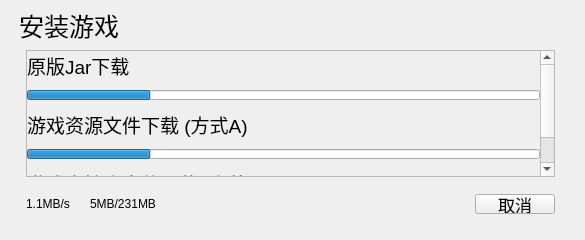
First picture: the form in UI/GameInstallWindow/GameInstallWindow.ui, repository SkyWorldStudio/Minecraft-Optimal-Starter_3, before the edit.
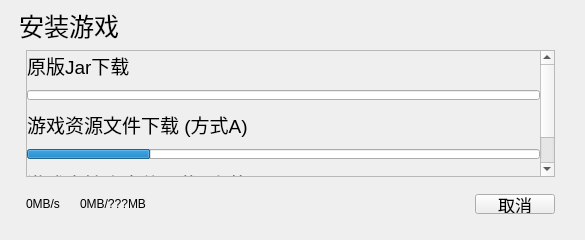
Second picture: the form after the edit. The open tabs and pages were chosen to show the change. Icons and pictures are not drawn. Custom widgets are drawn as their Qt base class.

```diff
--- a/UI/GameInstallWindow/GameInstallWindow.ui
+++ b/UI/GameInstallWindow/GameInstallWindow.ui
@@ -297,8 +297,8 @@
                  <rect>
                   <x>0</x>
                   <y>0</y>
-                  <width>597</width>
-                  <height>142</height>
+                  <width>527</width>
+                  <height>131</height>
                  </rect>
                 </property>
                 <layout class="QVBoxLayout" name="verticalLayout">
@@ -337,8 +337,11 @@
                      <height>10</height>
                     </size>
                    </property>
+                   <property name="maximum">
+                    <number>-1</number>
+                   </property>
                    <property name="value">
-                    <number>24</number>
+                    <number>-1</number>
                    </property>
                    <property name="textVisible">
                     <bool>false</bool>
@@ -434,14 +437,14 @@
          <item>
           <widget class="QLabel" name="label_6">
            <property name="text">
-            <string>1.1MB/s</string>
+            <string>0MB/s</string>
            </property>
           </widget>
          </item>
          <item>
           <widget class="QLabel" name="label_7">
            <property name="text">
-            <string>5MB/231MB</string>
+            <string>0MB/???MB</string>
            </property>
           </widget>
          </item>
```
Left out of the diff: 22 changed lines with no effect on the pictures.
